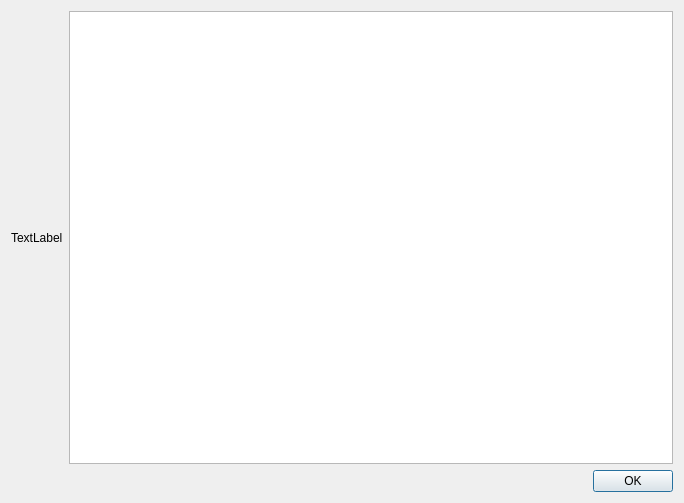
Qt form src/about.ui (IHP-GmbH/LibMan) before a commit.
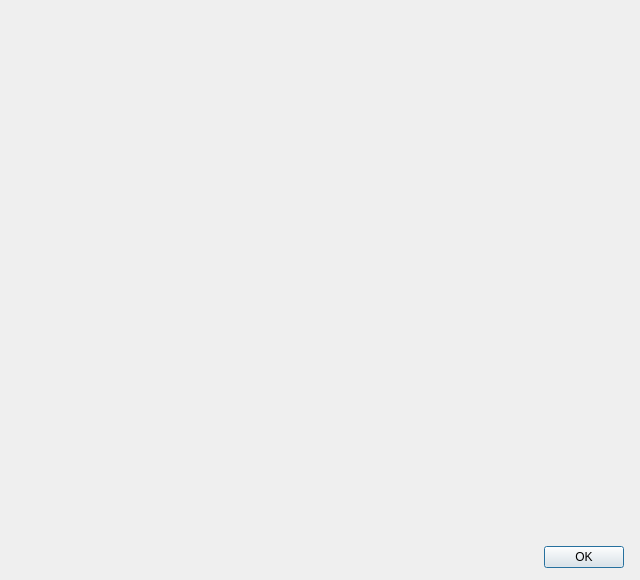
The same form after that commit.

Commit message:
Use glossy cabinet art as app icon and restyle About.
About shows the brand lockup above a label license block; window/shortcut icons use the cabinet mark.

Patch:
```diff
--- a/src/about.ui
+++ b/src/about.ui
@@ -6,62 +6,69 @@
    <rect>
     <x>0</x>
     <y>0</y>
-    <width>684</width>
-    <height>503</height>
+    <width>640</width>
+    <height>580</height>
    </rect>
   </property>
   <property name="windowTitle">
    <string>Dialog</string>
   </property>
-  <layout class="QHBoxLayout" name="horizontalLayout_3">
-   <item>
-    <layout class="QVBoxLayout" name="verticalLayout_2">
-     <item>
-      <layout class="QHBoxLayout" name="horizontalLayout">
-       <item>
         <layout class="QVBoxLayout" name="verticalLayout">
-         <item>
-          <spacer name="verticalSpacer_2">
-           <property name="orientation">
-            <enum>Qt::Vertical</enum>
-           </property>
-           <property name="sizeHint" stdset="0">
-            <size>
-             <width>20</width>
-             <height>40</height>
-            </size>
-           </property>
-          </spacer>
-         </item>
+   <property name="spacing">
+    <number>12</number>
+   </property>
+   <property name="leftMargin">
+    <number>16</number>
+   </property>
+   <property name="topMargin">
+    <number>16</number>
+   </property>
+   <property name="rightMargin">
+    <number>16</number>
+   </property>
+   <property name="bottomMargin">
+    <number>12</number>
+   </property>
          <item>
           <widget class="QLabel" name="lblLogo">
-           <property name="text">
-            <string>TextLabel</string>
-           </property>
-          </widget>
-         </item>
-         <item>
-          <spacer name="verticalSpacer">
-           <property name="orientation">
-            <enum>Qt::Vertical</enum>
-           </property>
-           <property name="sizeHint" stdset="0">
+     <property name="minimumSize">
             <size>
-             <width>20</width>
-             <height>40</height>
-            </size>
-           </property>
-          </spacer>
-         </item>
-        </layout>
-       </item>
+       <width>0</width>
+       <height>200</height>
+      </size>
+     </property>
+     <property name="text">
+      <string/>
+     </property>
+     <property name="alignment">
+      <set>Qt::AlignCenter</set>
+     </property>
+     <property name="scaledContents">
+      <bool>false</bool>
+     </property>
+    </widget>
+   </item>
        <item>
-        <widget class="QTextEdit" name="textAbout"/>
-       </item>
-      </layout>
-     </item>
+    <widget class="QLabel" name="lblAbout">
+     <property name="text">
+      <string/>
+     </property>
+     <property name="alignment">
+      <set>Qt::AlignHCenter|Qt::AlignTop</set>
+     </property>
+     <property name="wordWrap">
+      <bool>true</bool>
+     </property>
+     <property name="textInteractionFlags">
+      <set>Qt::TextSelectableByMouse|Qt::LinksAccessibleByMouse</set>
+     </property>
+     <property name="openExternalLinks">
+      <bool>true</bool>
+     </property>
+    </widget>
+   </item>
      <item>
-      <layout class="QHBoxLayout" name="horizontalLayout_2">
+    <layout class="QHBoxLayout" name="horizontalLayoutButtons">
        <item>
         <spacer name="horizontalSpacer">
          <property name="orientation">
@@ -80,9 +87,10 @@
          <property name="text">
           <string>OK</string>
          </property>
-        </widget>
-       </item>
-      </layout>
+       <property name="default">
+        <bool>true</bool>
+       </property>
+      </widget>
      </item>
     </layout>
    </item>
```
Left out of the diff: 2 changed lines with no effect on the pictures. Lines whose indentation alone changed are shown as unchanged. The commit also changes 11 other files.
